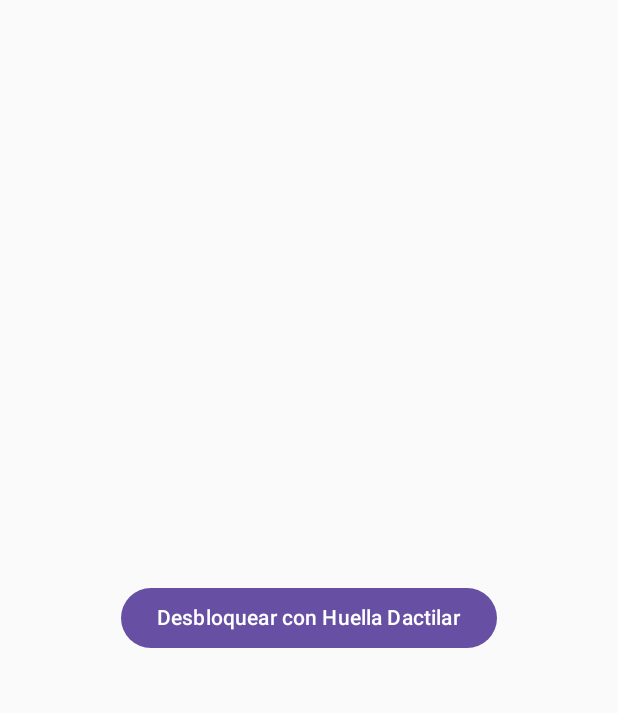
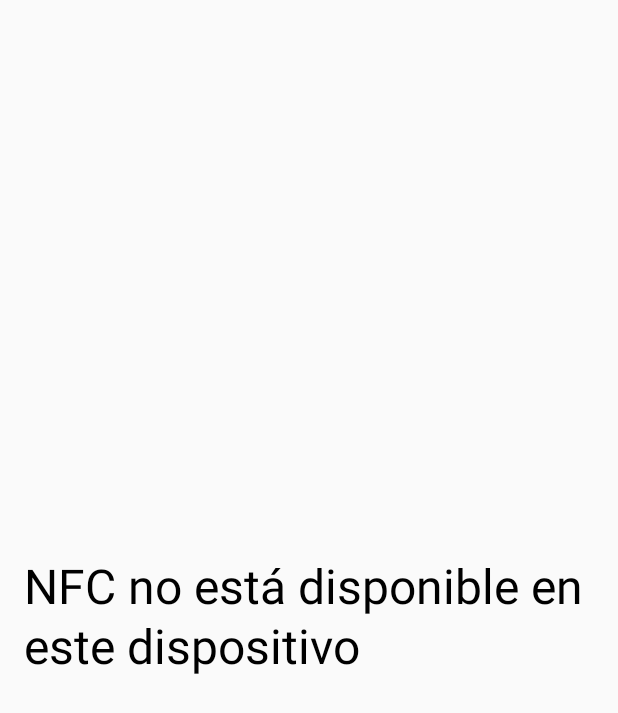
Before and after one commit to JavierGarciaUCLM/Jobder, an Android app built with Jetpack Compose: the screen it shows after launch (LockScreenFingerPrint before the commit, LockScreenNFC after it), on a phone screen of 412 x 824 dp. Shown: the top 713 px of the screen. Run offline under Robolectric (Android 15) with nearby library versions, the light colour scheme and no system bars.

Commit message:
NFC y huella dactilar hechas. Ahora me pongo con los copos de nieve y luego con la idea de Javi

```diff
--- a/app/src/main/AndroidManifest.xml
+++ b/app/src/main/AndroidManifest.xml
@@ -8,6 +8,8 @@
 
     <uses-permission android:name="android.permission.RECORD_AUDIO" />
     <uses-permission android:name="android.permission.CAMERA" />
+    <uses-permission android:name="android.permission.NFC"/>
+    <uses-feature android:name="android.hardware.nfc" android:required="true"/>
 
     <application
         android:allowBackup="true"
@@ -45,7 +47,7 @@
             android:label="@string/title_activity_drawer"
             android:theme="@style/Theme.Jobder.NoActionBar" />
         <activity
-            android:name=".LockScreenFingerPrint"
+            android:name=".LockScreenNFC"
             android:exported="true"
             android:label="@string/app_name"
             android:theme="@style/Theme.Jobder">
@@ -62,6 +64,7 @@
         <activity android:name=".SwipePersonScreen" />
         <activity android:name=".Augmented_Reality_Activity"/>
         <activity android:name=".MainActivity"/>
+        <activity android:name=".LockScreenFingerPrint"/>
     </application>
 
 </manifest>
--- a/app/src/main/java/com/example/jobder/Augmented_Reality_Activity.kt
+++ b/app/src/main/java/com/example/jobder/Augmented_Reality_Activity.kt
@@ -8,7 +8,7 @@ import androidx.compose.foundation.layout.fillMaxSize
 import androidx.compose.material3.MaterialTheme
 import androidx.compose.material3.Surface
 import androidx.compose.ui.Modifier
-import ui.screens.swipe.ModelScreen
+
 
 class Augmented_Reality_Activity:ComponentActivity() {
     override fun onCreate(savedInstanceState: Bundle?) {
@@ -16,7 +16,7 @@ class Augmented_Reality_Activity:ComponentActivity() {
         enableEdgeToEdge()
         setContent {
 
-                    ModelScreen()
+
 
         }
     }
--- /dev/null
+++ b/app/src/main/java/com/example/jobder/LockScreenNFC.kt
@@ -0,0 +1,103 @@
+package com.example.jobder
+import android.app.PendingIntent
+import android.content.Intent
+import android.content.IntentFilter
+import android.nfc.NfcAdapter
+import android.nfc.Tag
+import android.os.Bundle
+import android.provider.Settings
+import android.widget.Toast
+import androidx.activity.ComponentActivity
+import androidx.activity.compose.setContent
+import androidx.compose.foundation.layout.Arrangement
+import androidx.compose.foundation.layout.Column
+import androidx.compose.foundation.layout.fillMaxSize
+import androidx.compose.foundation.layout.padding
+import androidx.compose.material3.Button
+import androidx.compose.material3.MaterialTheme
+import androidx.compose.material3.Surface
+import androidx.compose.material3.Text
+import androidx.compose.runtime.Composable
+import androidx.compose.ui.Alignment
+import androidx.compose.ui.Modifier
+import androidx.compose.ui.platform.LocalContext
+import androidx.compose.ui.unit.dp
+object SharedStateLock{
+    lateinit var activity: ComponentActivity
+}
+class LockScreenNFC: ComponentActivity() {
+    private var nfcAdapter: NfcAdapter? = null
+
+    override fun onCreate(savedInstanceState: Bundle?) {
+        super.onCreate(savedInstanceState)
+        nfcAdapter = NfcAdapter.getDefaultAdapter(this)
+        setContent {
+            //Nfc_JPCTheme{
+//                Surface(
+//                    modifier = Modifier.fillMaxSize(),
+//                    color = MaterialTheme.colorScheme.background
+//                ) {
+                    SharedStateLock.activity = this
+                    NFCReaderScreen(nfcAdapter)
+                //}
+            //}
+        }
+    }
+
+    override fun onResume() {
+        super.onResume()
+        val intent = Intent(this, javaClass).addFlags(Intent.FLAG_ACTIVITY_SINGLE_TOP)
+        val pendingIntent = PendingIntent.getActivity(this, 0, intent, PendingIntent.FLAG_MUTABLE)
+        val intentFilter = arrayOf(IntentFilter(NfcAdapter.ACTION_TAG_DISCOVERED))
+        nfcAdapter?.enableForegroundDispatch(this, pendingIntent, intentFilter, null)
+    }
+
+    override fun onPause() {
+        super.onPause()
+        nfcAdapter?.disableForegroundDispatch(this)
+    }
+
+    override fun onNewIntent(intent: Intent) {
+        super.onNewIntent(intent)
+        if (NfcAdapter.ACTION_TAG_DISCOVERED == intent?.action) {
+            val tag: Tag? = intent.getParcelableExtra(NfcAdapter.EXTRA_TAG)
+            tag?.let {
+                val tagId = it.id.joinToString("") { byte -> "%02x".format(byte) }
+                Toast.makeText(this, "Access granted. NFC Tag ID: $tagId", Toast.LENGTH_SHORT).show()
+                val intent = Intent(SharedStateLock.activity, LockScreenFingerPrint::class.java)
+                    SharedStateLock.activity.startActivity(intent)
+            }
+        }
+    }
+}
+@Composable
+fun NFCReaderScreen(nfcAdapter: NfcAdapter?) {
+    val context = LocalContext.current
+    //val scaffoldState = rememberScaffoldState()
+
+    //Scaffold(
+    //  scaffoldState = scaffoldState,
+    //content = {
+    Column(
+        modifier = Modifier
+            .fillMaxSize()
+            .padding(16.dp),
+        verticalArrangement = Arrangement.Center,
+        horizontalAlignment = Alignment.CenterHorizontally
+    ) {
+        if (nfcAdapter == null) {
+            Text("NFC no está disponible en este dispositivo", style = MaterialTheme.typography.headlineLarge)
+        } else if (!nfcAdapter.isEnabled) {
+            Text("NFC está deshabilitado. Por favor, habilítalo en la configuración.", style = MaterialTheme.typography.headlineLarge)
+            Button(onClick = {
+                context.startActivity(Intent(Settings.ACTION_NFC_SETTINGS))
+            }) {
+                Text("Abrir Configuración NFC")
+            }
+        } else {
+            Text("Aproxime una tarjeta NFC para leerla", style = MaterialTheme.typography.headlineLarge)
+        }
+    }
+    //}
+    //)
+}
```
Also changed, not shown: app/build.gradle.kts (+8 -0 lines), app/src/main/java/ui/screens/swipe/SwipeableCard.kt (+0 -119 lines).
